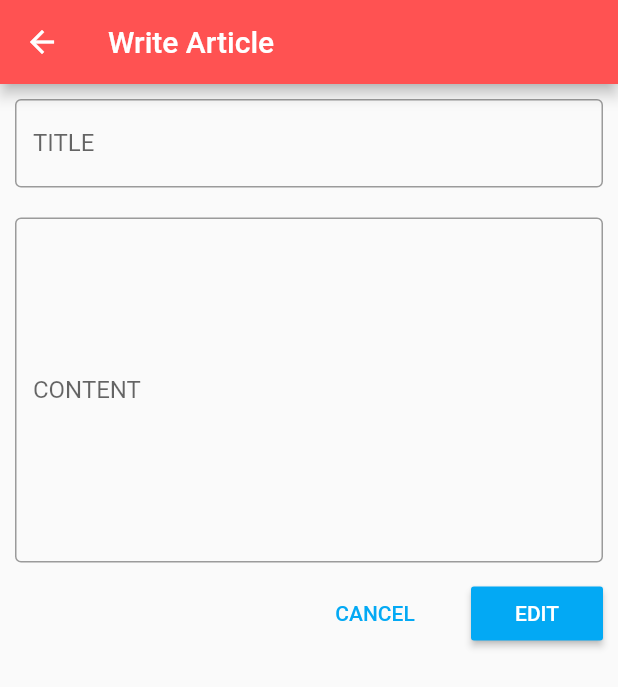
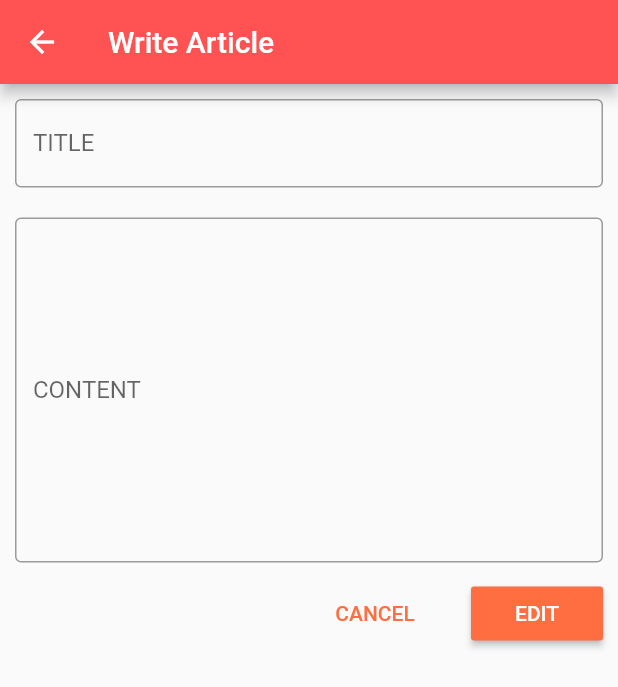
Before and after one commit to pallenJ/flutter_ex, a Flutter app: the ArticleEdit screen opened directly with empty values, on a phone screen of 412 x 824 dp. Shown: the top 687 px of the screen. Run offline on Flutter 3.47's test engine with Material 2 defaults, Android fonts, the phone set to English and light mode, and no system bars; our stand-ins replace settings_ui; missing offline and left inert: requests; accounts and stored records are empty; network calls fail.

Commit message:
테마변경

```diff
--- a/lib/article.dart
+++ b/lib/article.dart
@@ -41,7 +41,6 @@ Future<Article> fetchArticle(articleJSON) async {
   return Article.fromJson(articleJSON);
 }
 
-
 class ArticleDetail extends StatelessWidget {
   final Article articleInfo;
   final Function refreshFNC;
@@ -52,7 +51,8 @@ class ArticleDetail extends StatelessWidget {
   @override
   Widget build(BuildContext context) {
     isMyArticle = loginUser != null &&
-        (loginUser.userId == articleInfo.creator.userId || (loginUser.admin!=null&&loginUser.admin));
+        (loginUser.userId == articleInfo.creator.userId ||
+            (loginUser.admin != null && loginUser.admin));
     if (articleInfo == null)
       return Container(
         child: Center(
@@ -69,7 +69,7 @@ class ArticleDetail extends StatelessWidget {
           crossAxisAlignment: CrossAxisAlignment.stretch,
           children: [
             Container(
-              color: Colors.blue,
+              color: Theme.of(context).accentColor,
               child: Text(
                 '  ' + articleInfo.title,
                 style: TextStyle(
@@ -80,14 +80,14 @@ class ArticleDetail extends StatelessWidget {
               ),
             ),
             Container(
-              color: Colors.blue,
+              color: Theme.of(context).accentColor,
               child: Column(
                 crossAxisAlignment: CrossAxisAlignment.end,
                 children: [
                   Text(
                     articleInfo.creator.nick,
                     style: TextStyle(
-                      color: Colors.indigo,
+                      color: Theme.of(context).backgroundColor,
                       fontWeight: FontWeight.normal,
                       fontSize: 20,
                     ),
@@ -96,7 +96,7 @@ class ArticleDetail extends StatelessWidget {
                   Text(
                     'created at ${DateTime.parse(articleInfo.createdAt).toString()}',
                     style: TextStyle(
-                      color: Colors.tealAccent,
+                      color: Theme.of(context).primaryColorDark,
                       fontWeight: FontWeight.normal,
                       fontSize: 13,
                     ),
@@ -107,7 +107,7 @@ class ArticleDetail extends StatelessWidget {
                     child: Text(
                       'updated at ${DateTime.parse(articleInfo.updatedAt).toString()}',
                       style: TextStyle(
-                        color: Colors.tealAccent,
+                        color: Theme.of(context).primaryColorDark,
                         fontWeight: FontWeight.normal,
                         fontSize: 13,
                       ),
@@ -319,7 +319,7 @@ class _ArticleEditState extends State<ArticleEdit> {
                     right: 10,
                   ),
                   child: OutlineButton(
-                    textColor: Colors.lightBlue,
+                    textTheme: ButtonTextTheme.accent,
                     borderSide: BorderSide.none,
                     child: Text('CANCEL'),
                     onPressed: () {
@@ -332,9 +332,12 @@ class _ArticleEditState extends State<ArticleEdit> {
                     right: 10,
                   ),
                   child: RaisedButton(
-                    textColor: Colors.white,
-                    color: Colors.lightBlue,
-                    child: Text('EDIT'),
+                    color: Theme.of(context).accentColor,
+                    child: Text(
+                      'EDIT',
+                      style:
+                          TextStyle(color: Theme.of(context).backgroundColor),
+                    ),
                     onPressed: () async {
                       if (_titleController.text == null ||
                           _titleController.text.length == 0) {
--- a/lib/main.dart
+++ b/lib/main.dart
@@ -59,7 +59,6 @@ class MyHomePage extends StatefulWidget {
 }
 
 class _MyHomePageState extends State<MyHomePage> {
-  int _prevIdx = 0;
   int _selectedIdx = 0;
   Widget _bodyWidget = Container();
   bool _forTestSwitch = false;
@@ -79,9 +78,11 @@ class _MyHomePageState extends State<MyHomePage> {
         3, (index) => fetchArticle(i: index));*/
   }
 
+
   @override
   void dispose() {
     // TODO: implement dispose
+    //logout(mainScaffoldKey, context);
     super.dispose();
   }
 
@@ -137,7 +138,6 @@ class _MyHomePageState extends State<MyHomePage> {
               icon: Icon(Icons.settings), title: Text('setting')),
         ],
         onTap: (selectIdx) => setState(() {
-          _prevIdx = _selectedIdx;
           _selectedIdx = selectIdx;
           setBody();
         }),
@@ -398,6 +398,7 @@ class _MyHomePageState extends State<MyHomePage> {
                         MaterialPageRoute(
                             builder: (context) => ArticleDetail(
                                   articleInfo: snapshot.data,
+                                  refreshFNC: _mainReturnRefresh,
                                 ))).then((value) {
                       _mainReturnRefresh();
                     });
--- a/lib/user.dart
+++ b/lib/user.dart
@@ -252,6 +252,7 @@ void logout(scaffoldKey, BuildContext context, {Function fnc}) async {
 
   getRequestVoid('$_baseURL/users/logout', fnc: () async {
     loginUser = null;
+    if(fnc!=null)
     loginPlease(scaffoldKey, context,fnc: fnc);
   });
 }
```
Lines whose indentation alone changed are shown as unchanged.
